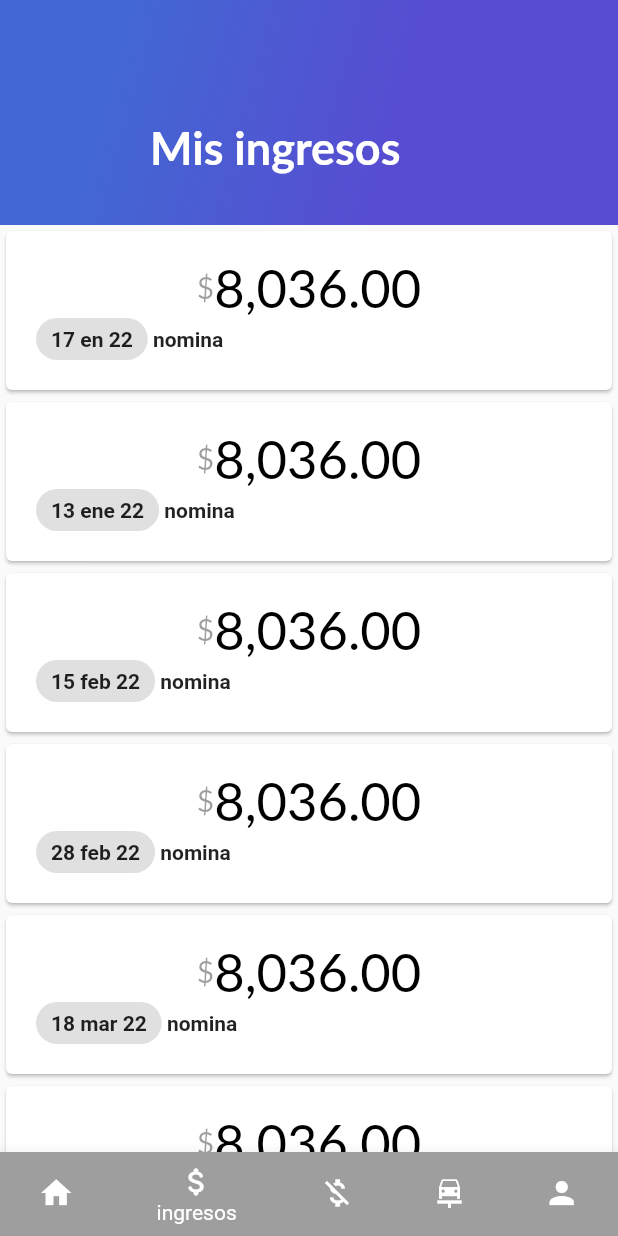
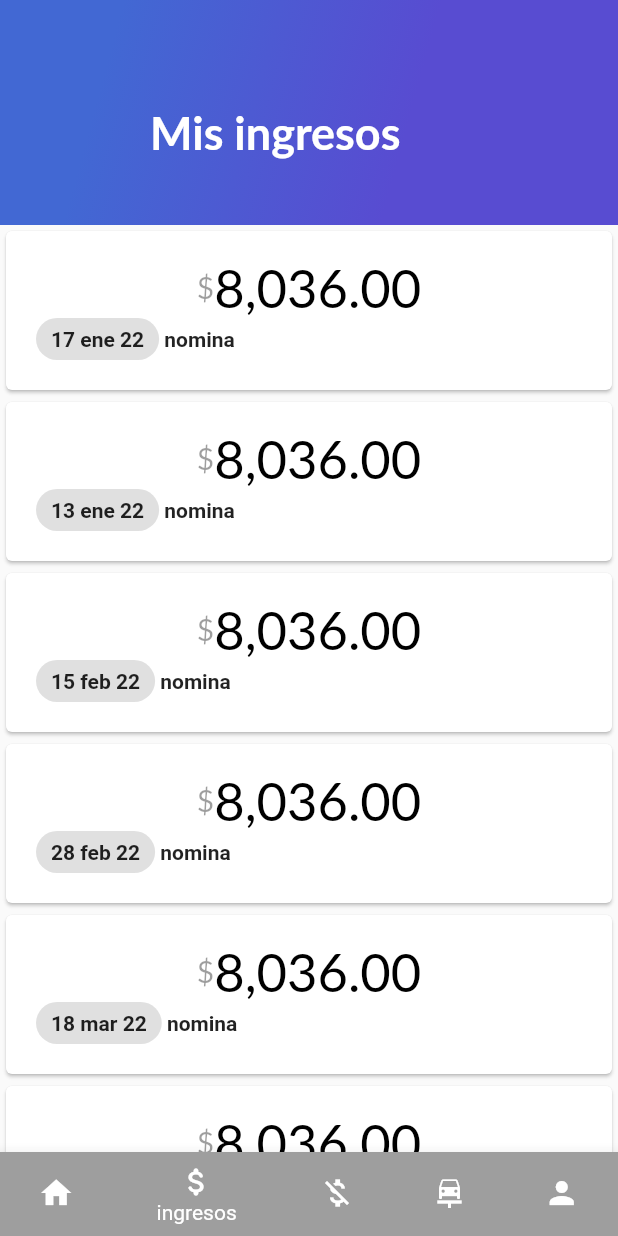
Before and after one commit to jaredbusta/mis_gastos_flutter, a Flutter app: the MisGastos screen opened directly, item 2 of the bottom bar chosen, on a phone screen of 412 x 824 dp. Run offline on Flutter 3.47's test engine with Material 2 defaults, Android fonts, the light colour scheme and no system bars; our stand-ins replace cloud_firestore, dropdown_button2, firebase_auth, firebase_core, google_sign_in, image_picker; missing offline and left inert: generic_bloc_provider; accounts and stored records are empty; Roboto replaces fonts that are missing (Lato).

Commit message:
correccion de Incorrect use of ParentDataWidget. en ingreso_list

```diff
--- a/lib/ingresos/views/ingreso_list.dart
+++ b/lib/ingresos/views/ingreso_list.dart
@@ -17,16 +17,15 @@ class IngresoList extends StatelessWidget {
         color1: "#4268D3",
         color2: "#584CD1",
       ),
-      Flexible(
-          child: Container(
-        padding: EdgeInsets.only(top: 80, left: 100, right: 10.0),
+      Container(
+        padding: EdgeInsets.only(top: 70, left: 100),
         child: TitleHeader(title: "Mis ingresos"),
-      )),
+      ),
       Container(
         padding: const EdgeInsets.only(top: 150),
         child: ListView(
           children: [
-            IngresoCard("17 en 22", "nomina", "8,036.00", 2),
+            IngresoCard("17 ene 22", "nomina", "8,036.00", 2),
             IngresoCard("13 ene 22", "nomina", "8,036.00", 3),
             IngresoCard("15 feb 22", "nomina", "8,036.00", 4),
             IngresoCard("28 feb 22", "nomina", "8,036.00", 5),
```
